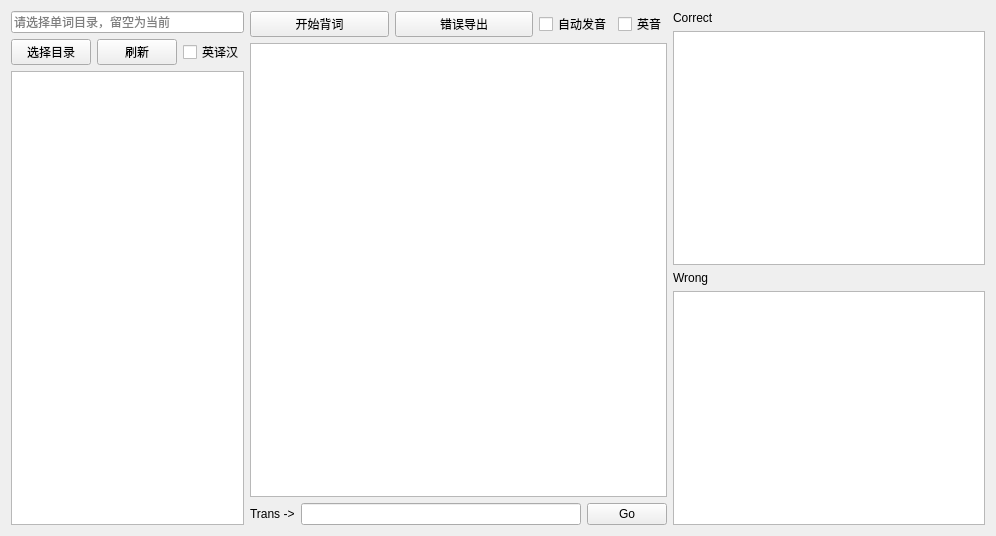
Above: gui.ui from jerrita/word_tool before the change. Below: the same form after it.
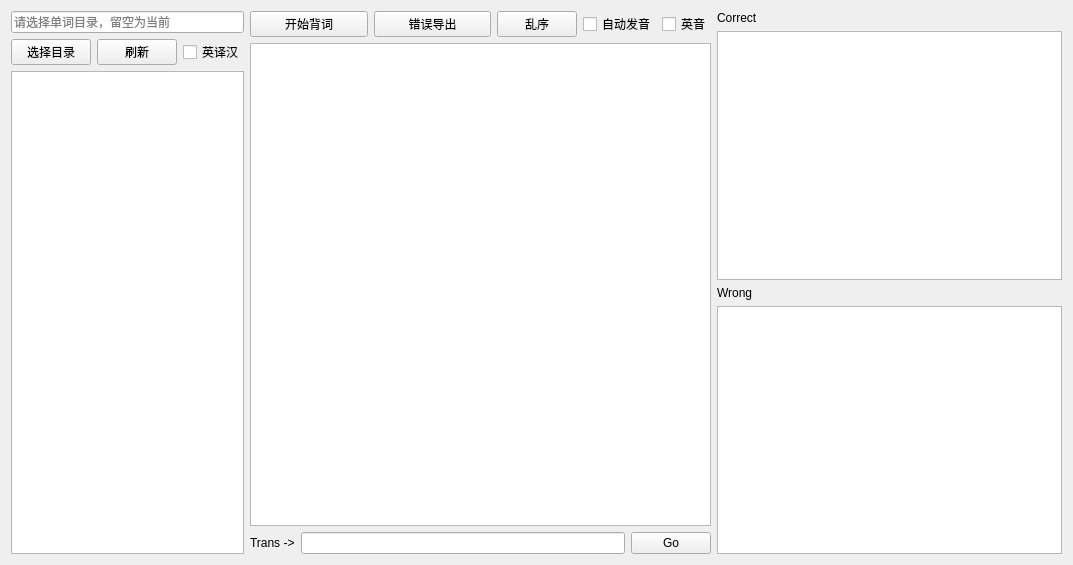
That is the form after the change. Icons and pictures are not drawn.

The edit to the form file:
```diff
--- a/gui.ui
+++ b/gui.ui
@@ -6,8 +6,8 @@
             <rect>
                 <x>0</x>
                 <y>0</y>
-                <width>996</width>
-                <height>536</height>
+                <width>1073</width>
+                <height>565</height>
             </rect>
         </property>
         <property name="windowTitle">
@@ -63,7 +63,7 @@
                     <item>
                         <layout class="QVBoxLayout" name="verticalLayout">
                             <item>
-                                <layout class="QHBoxLayout" name="horizontalLayout_4" stretch="2,2,1,0">
+                                <layout class="QHBoxLayout" name="horizontalLayout_4" stretch="2,2,0,1,0">
                                     <item>
                                         <widget class="QPushButton" name="BtnStatus">
                                             <property name="text">
@@ -78,6 +78,13 @@
                                             </property>
                                         </widget>
                                     </item>
+                                    <item>
+                                        <widget class="QPushButton" name="BtnRSort">
+                                            <property name="text">
+                                                <string>乱序</string>
+                                            </property>
+                                        </widget>
+                                    </item>
                                     <item>
                                         <widget class="QCheckBox" name="CheckSoundAuto">
                                             <property name="text">
```
Left out of the diff: 58 changed lines with no effect on the pictures.
